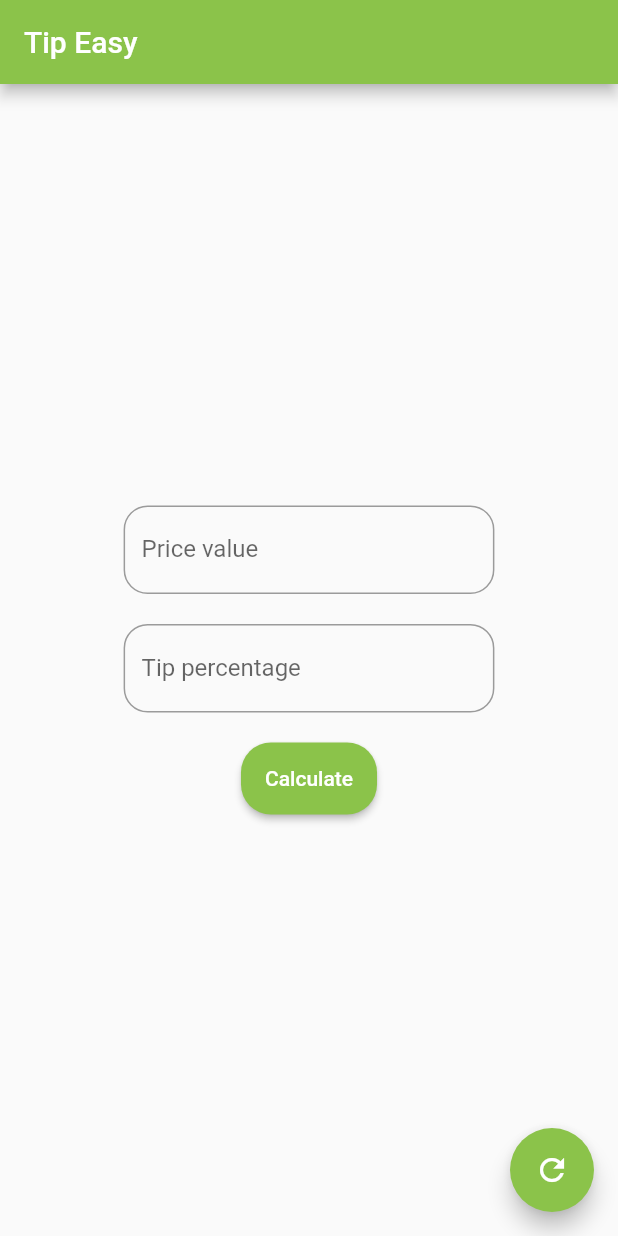
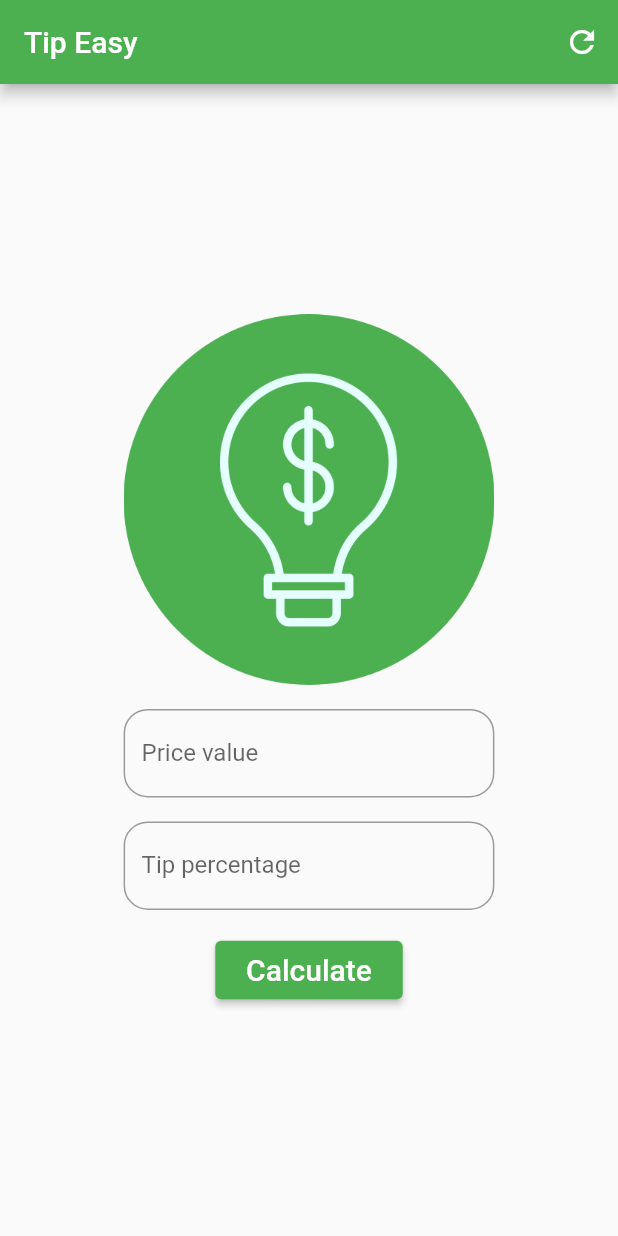
Before and after one commit to Kainato/TipEasy, a Flutter app: the screen it shows after launch, on a phone screen of 412 x 824 dp. Run offline on Flutter 3.47's test engine with Material 2 defaults, Android fonts, the phone set to English and light mode, and no system bars.

Commit message:
#03 - Personalizando material dark mode

```diff
--- a/tip_easy/lib/home_page.dart
+++ b/tip_easy/lib/home_page.dart
@@ -1,4 +1,5 @@
 import 'package:flutter/material.dart';
+import 'package:flutter/scheduler.dart';
 import 'package:flutter/services.dart';
 import 'package:tip_easy/widgets/InputTextFormField.dart';
 import 'package:tip_easy/fixes_variables/paddings.dart';
@@ -14,11 +15,23 @@ class HomePage extends StatefulWidget {
 class _HomePageState extends State<HomePage> {
   TextEditingController price = TextEditingController();
   TextEditingController tip = TextEditingController();
+  var brightness =
+      SchedulerBinding.instance.platformDispatcher.platformBrightness;
+
   @override
   Widget build(BuildContext context) {
     return Scaffold(
       appBar: AppBar(
         title: const Text('Tip Easy'),
+        actions: [
+          IconButton(
+            icon: const Icon(Icons.refresh),
+            onPressed: () => setState(() {
+              price.clear();
+              tip.clear();
+            }),
+          ),
+        ],
       ),
       body: Padding(
         padding: EdgeInsets.symmetric(
@@ -28,10 +41,17 @@ class _HomePageState extends State<HomePage> {
           mainAxisAlignment: MainAxisAlignment.center,
           mainAxisSize: MainAxisSize.max,
           children: [
+            Image.asset(
+              Theme.of(context).brightness == Brightness.dark
+                  ? 'lib/assets/TipEasyDark.png'
+                  : 'lib/assets/TipEasy.png',
+              width: MediaQuery.of(context).size.height * 0.3,
+            ),
+            const Divider(color: Colors.transparent),
             InputTextFormField(
               controller: price,
               labelText: 'Price value',
-              hintText: 'Insert the price value',
+              hintText: 'Insert the price value in',
               prefixText: '\$  ',
               inputFormatters: [
                 FilteringTextInputFormatter.digitsOnly,
@@ -49,18 +69,14 @@ class _HomePageState extends State<HomePage> {
             ),
             const Divider(color: Colors.transparent),
             ElevatedButton(
-              child: const Text('Calculate'),
+              child: const Padding(
+                padding: EdgeInsets.all(8.0),
+                child: Text('Calculate'),
+              ),
               onPressed: () => calculate(),
             ),
           ],
         ),
-      ),
-      floatingActionButton: FloatingActionButton(
-        child: const Icon(Icons.refresh),
-        onPressed: () => setState(() {
-          price.clear();
-          tip.clear();
-        }),
       ),
     );
   }
@@ -88,7 +104,13 @@ class _HomePageState extends State<HomePage> {
           title: 'Bill amont',
           icon: Icons.monetization_on,
           content: [
-            Text('The bill amount is a total of \$ $amount'), // EN:
+            Text(
+              'The bill amount is a total of \$ $amount',
+              style: TextStyle(
+                fontSize: Theme.of(context).textTheme.headlineMedium!.fontSize,
+                fontWeight: FontWeight.bold,
+              ),
+            ), // EN:
             const Divider(),
             Text('The tip percentage was R\$ ${(value * percent)}'), // EN:
           ],
--- a/tip_easy/lib/main.dart
+++ b/tip_easy/lib/main.dart
@@ -13,57 +13,79 @@ class MainApp extends StatelessWidget {
     return MaterialApp(
       home: const HomePage(),
       locale: const Locale('pt', 'BR'),
-      themeMode: ThemeMode.system,
+      themeMode: ThemeMode.light,
       theme: ThemeData(
-        useMaterial3: false,
-        brightness: Brightness.light,
-        dividerTheme: const DividerThemeData(space: 20.0),
-        appBarTheme: const AppBarTheme(
-          backgroundColor: Colors.lightGreen,
+        textTheme: const TextTheme(
+          titleSmall: TextStyle(fontSize: 12, color: Colors.black),
+          titleMedium: TextStyle(fontSize: 16, color: Colors.black),
+          titleLarge: TextStyle(fontSize: 20, color: Colors.black),
+          bodySmall: TextStyle(fontSize: 12, color: Colors.black),
+          bodyMedium: TextStyle(fontSize: 16, color: Colors.black),
+          bodyLarge: TextStyle(fontSize: 20, color: Colors.black),
+          displayLarge: TextStyle(fontSize: 24, color: Colors.black),
+          displayMedium: TextStyle(fontSize: 20, color: Colors.black),
+          displaySmall: TextStyle(fontSize: 16, color: Colors.black),
+          headlineLarge: TextStyle(fontSize: 24, color: Colors.black),
+          headlineMedium: TextStyle(fontSize: 20, color: Colors.black),
+          headlineSmall: TextStyle(fontSize: 16, color: Colors.black),
+          labelLarge: TextStyle(fontSize: 20, color: Colors.black),
+          labelMedium: TextStyle(fontSize: 16, color: Colors.black),
+          labelSmall: TextStyle(fontSize: 12, color: Colors.black),
         ),
-        elevatedButtonTheme: ElevatedButtonThemeData(
-          style: ElevatedButton.styleFrom(
-            backgroundColor: Colors.lightGreen,
-            padding: const EdgeInsets.all(16),
-            shape: RoundedRectangleBorder(
-              borderRadius: BorderRadius.circular(20.0),
-            ),
-          ),
-        ),
-        floatingActionButtonTheme: const FloatingActionButtonThemeData(
-          backgroundColor: Colors.lightGreen,
-        ),
-        dialogTheme: const DialogTheme(
-          shape: RoundedRectangleBorder(
-            borderRadius: BorderRadius.all(Radius.circular(20.0)),
-          ),
+        colorScheme: const ColorScheme(
+          brightness: Brightness.light,
+          // Primary Color
+          primary: Colors.green,
+          onPrimary: Colors.white,
+          // Secondary Color
+          secondary: Colors.purple,
+          onSecondary: Colors.white,
+          // Error Color
+          error: Colors.red,
+          onError: Colors.white,
+          // Surface Color
+          surface: Colors.white,
+          onSurface: Colors.black,
+          // Background Color
+          background: Colors.white,
+          onBackground: Colors.black,
         ),
       ),
       darkTheme: ThemeData(
-        useMaterial3: false,
-        brightness: Brightness.dark,
-        dividerTheme: const DividerThemeData(space: 20.0),
-        appBarTheme: const AppBarTheme(
-          backgroundColor: Colors.transparent,
-          elevation: 0,
+        textTheme: const TextTheme(
+          titleSmall: TextStyle(fontSize: 12, color: Colors.white),
+          titleMedium: TextStyle(fontSize: 16, color: Colors.white),
+          titleLarge: TextStyle(fontSize: 20, color: Colors.white),
+          bodySmall: TextStyle(fontSize: 12, color: Colors.white),
+          bodyMedium: TextStyle(fontSize: 16, color: Colors.white),
+          bodyLarge: TextStyle(fontSize: 20, color: Colors.white),
+          displayLarge: TextStyle(fontSize: 24, color: Colors.white),
+          displayMedium: TextStyle(fontSize: 20, color: Colors.white),
+          displaySmall: TextStyle(fontSize: 16, color: Colors.white),
+          headlineLarge: TextStyle(fontSize: 24, color: Colors.white),
+          headlineMedium: TextStyle(fontSize: 20, color: Colors.white),
+          headlineSmall: TextStyle(fontSize: 16, color: Colors.white),
+          labelLarge: TextStyle(fontSize: 20, color: Colors.white),
+          labelMedium: TextStyle(fontSize: 16, color: Colors.white),
+          labelSmall: TextStyle(fontSize: 12, color: Colors.white),
         ),
-        elevatedButtonTheme: ElevatedButtonThemeData(
-          style: ElevatedButton.styleFrom(
-            backgroundColor: Colors.lightGreen,
-            padding: const EdgeInsets.all(16),
-            shape: RoundedRectangleBorder(
-              borderRadius: BorderRadius.circular(20.0),
-            ),
-          ),
-        ),
-        floatingActionButtonTheme: const FloatingActionButtonThemeData(
-          backgroundColor: Colors.lightGreen,
-
-        ),
-        dialogTheme: const DialogTheme(
-          shape: RoundedRectangleBorder(
-            borderRadius: BorderRadius.all(Radius.circular(20.0)),
-          ),
+        colorScheme: ColorScheme(
+          brightness: Brightness.dark,
+          // Primary Color
+          primary: Colors.green.shade200,
+          onPrimary: Colors.green.shade700,
+          // Secondary Color
+          secondary: Colors.purple.shade200,
+          onSecondary: Colors.purple.shade700,
+          // Error Color
+          error: Colors.red.shade200,
+          onError: Colors.red.shade700,
+          // Surface Color
+          surface: Colors.grey.shade800,
+          onSurface: Colors.white,
+          // Background Color
+          background: Colors.grey.shade900,
+          onBackground: Colors.white,
         ),
       ),
     );
--- a/tip_easy/lib/widgets/InsertDialog.dart
+++ b/tip_easy/lib/widgets/InsertDialog.dart
@@ -29,7 +29,7 @@ class InsertDialog extends StatelessWidget {
           onPressed: () => Navigator.pop(context),
           child: const Text(
             'Close',
-            style: TextStyle(color: Colors.red),
+            style: TextStyle(),
           ),
         ),
         ...actions ?? [],
--- a/tip_easy/pubspec.yaml
+++ b/tip_easy/pubspec.yaml
@@ -17,3 +17,8 @@ dev_dependencies:
 
 flutter:
   uses-material-design: true
+  assets:
+    # - lang/
+    - lib/assets/
+    - lib/assets/TipEasy.png
+    - lib/assets/TipEasyDark.png
```
Also changed, not shown: tip_easy/lib/assets/TipEasy.png (added), tip_easy/lib/assets/TipEasyDark.png (added).
